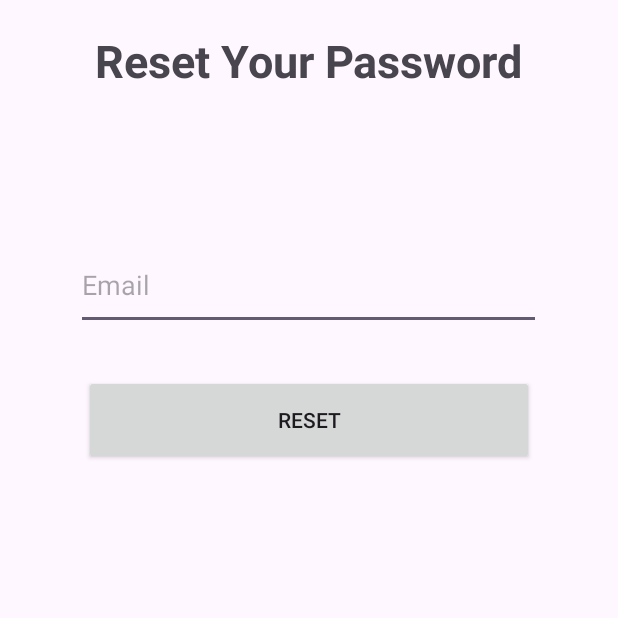
After one commit to NickProgrammerGaming/HackTuesXApp, an Android app: the ResetPasswordActivity screen opened directly, with no data from a screen before it, on a phone screen of 412 x 824 dp, the top half of it. The commit adds this screen. Run offline under Robolectric (Android 15) with nearby library versions, the phone set to English and light mode, and no system bars; our stand-ins replace Firebase (no records; nobody signed in at launch, a user with empty details on screens opened directly).

Commit message:
Reset password works

```diff
--- a/app/src/main/java/telkadjiite/hacktuesx/prilojenie/MainActivity.java
+++ b/app/src/main/java/telkadjiite/hacktuesx/prilojenie/MainActivity.java
@@ -69,6 +69,13 @@ public class MainActivity extends AppCompatActivity {
            }
        });
 
+       forgotPassword.setOnClickListener(new View.OnClickListener() {
+           @Override
+           public void onClick(View view) {
+               SendToReset();
+           }
+       });
+
 
     }
 
@@ -125,5 +132,11 @@ public class MainActivity extends AppCompatActivity {
         startActivity(intent);
     }
 
+    void SendToReset()
+    {
+        Intent intent = new Intent(this, ResetPasswordActivity.class);
+        startActivity(intent);
+    }
+
 
 }
--- /dev/null
+++ b/app/src/main/java/telkadjiite/hacktuesx/prilojenie/ResetPasswordActivity.java
@@ -0,0 +1,84 @@
+package telkadjiite.hacktuesx.prilojenie;
+
+import android.content.Intent;
+import android.os.Bundle;
+import android.view.View;
+import android.widget.Button;
+import android.widget.EditText;
+import android.widget.Toast;
+
+import androidx.activity.EdgeToEdge;
+import androidx.annotation.NonNull;
+import androidx.appcompat.app.AppCompatActivity;
+import androidx.core.graphics.Insets;
+import androidx.core.view.ViewCompat;
+import androidx.core.view.WindowInsetsCompat;
+
+import com.google.android.gms.tasks.OnCompleteListener;
+import com.google.android.gms.tasks.Task;
+import com.google.firebase.auth.FirebaseAuth;
+import com.google.firebase.auth.FirebaseUser;
+
+public class ResetPasswordActivity extends AppCompatActivity {
+    FirebaseAuth mAuth;
+    String emailValidationPattern = "^[a-zA-Z0-9_!#$%&’*+/=?`{|}~^.-]+@[a-zA-Z0-9.-]+$";
+    EditText emailResetInput;
+    Button resetButton;
+
+    @Override
+    protected void onCreate(Bundle savedInstanceState) {
+        super.onCreate(savedInstanceState);
+        EdgeToEdge.enable(this);
+        setContentView(R.layout.activity_reset_password);
+        ViewCompat.setOnApplyWindowInsetsListener(findViewById(R.id.main), (v, insets) -> {
+            Insets systemBars = insets.getInsets(WindowInsetsCompat.Type.systemBars());
+            v.setPadding(systemBars.left, systemBars.top, systemBars.right, systemBars.bottom);
+            return insets;
+        });
+
+        mAuth = FirebaseAuth.getInstance();
+        emailResetInput = findViewById(R.id.emailResetInput);
+        resetButton = findViewById(R.id.resetButton);
+
+        resetButton.setOnClickListener(new View.OnClickListener() {
+            @Override
+            public void onClick(View view) {
+                resetPassword(emailResetInput.getText().toString());
+            }
+        });
+
+
+
+    }
+
+    void resetPassword(String email)
+    {
+        if(email.isEmpty() || !email.matches(emailValidationPattern))
+        {
+            emailResetInput.setError("Enter a valid email");
+            return;
+        }
+
+        mAuth.sendPasswordResetEmail(email).addOnCompleteListener(new OnCompleteListener<Void>() {
+            @Override
+            public void onComplete(@NonNull Task<Void> task) {
+                if(task.isSuccessful())
+                {
+                    Toast.makeText(ResetPasswordActivity.this, "Reset Email Was Sent", Toast.LENGTH_SHORT).show();
+                    sendToLogin();
+                }
+                else
+                {
+                    Toast.makeText(ResetPasswordActivity.this, "Failed to Send Reset Email", Toast.LENGTH_SHORT).show();
+                }
+            }
+        });
+
+    }
+
+    void sendToLogin()
+    {
+        Intent intent = new Intent(this, MainActivity.class);
+        startActivity(intent);
+    }
+}
--- /dev/null
+++ b/app/src/main/res/layout/activity_reset_password.xml
@@ -0,0 +1,41 @@
+<?xml version="1.0" encoding="utf-8"?>
+<RelativeLayout xmlns:android="http://schemas.android.com/apk/res/android"
+    xmlns:app="http://schemas.android.com/apk/res-auto"
+    xmlns:tools="http://schemas.android.com/tools"
+    android:id="@+id/main"
+    android:layout_width="match_parent"
+    android:layout_height="match_parent"
+    tools:context=".ResetPasswordActivity">
+
+    <TextView
+        android:layout_width="wrap_content"
+        android:layout_height="wrap_content"
+        android:text="Reset Your Password"
+        android:layout_centerHorizontal="true"
+        android:layout_marginTop="20dp"
+        android:textStyle="bold"
+        android:textSize="30dp"
+        />
+
+    <EditText
+        android:layout_width="310dp"
+        android:layout_height="60dp"
+        android:layout_centerHorizontal="true"
+        android:layout_marginTop="160dp"
+        android:hint="Email"
+        android:textColor="@color/black"
+        android:id="@+id/emailResetInput"
+        />
+
+    <androidx.appcompat.widget.AppCompatButton
+        android:layout_width="300dp"
+        android:layout_height="60dp"
+        android:layout_below="@+id/emailResetInput"
+        android:layout_marginTop="30dp"
+        android:id="@+id/resetButton"
+        android:text="Reset"
+        android:layout_centerHorizontal="true"
+        />
+
+
+</RelativeLayout>
```
